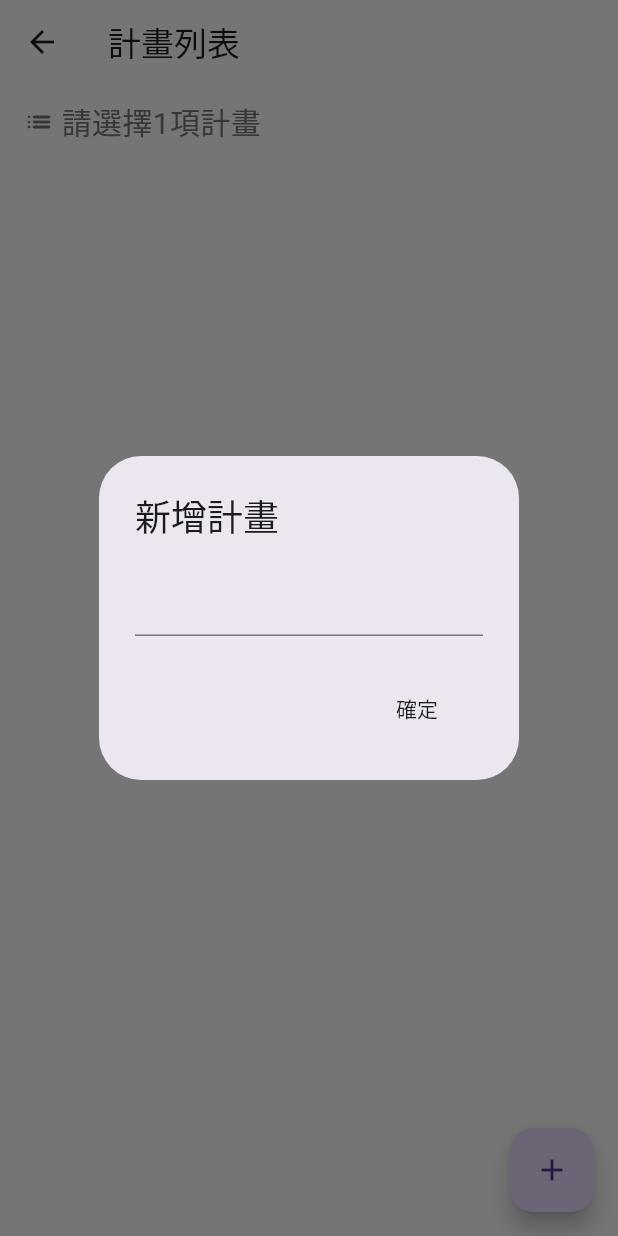
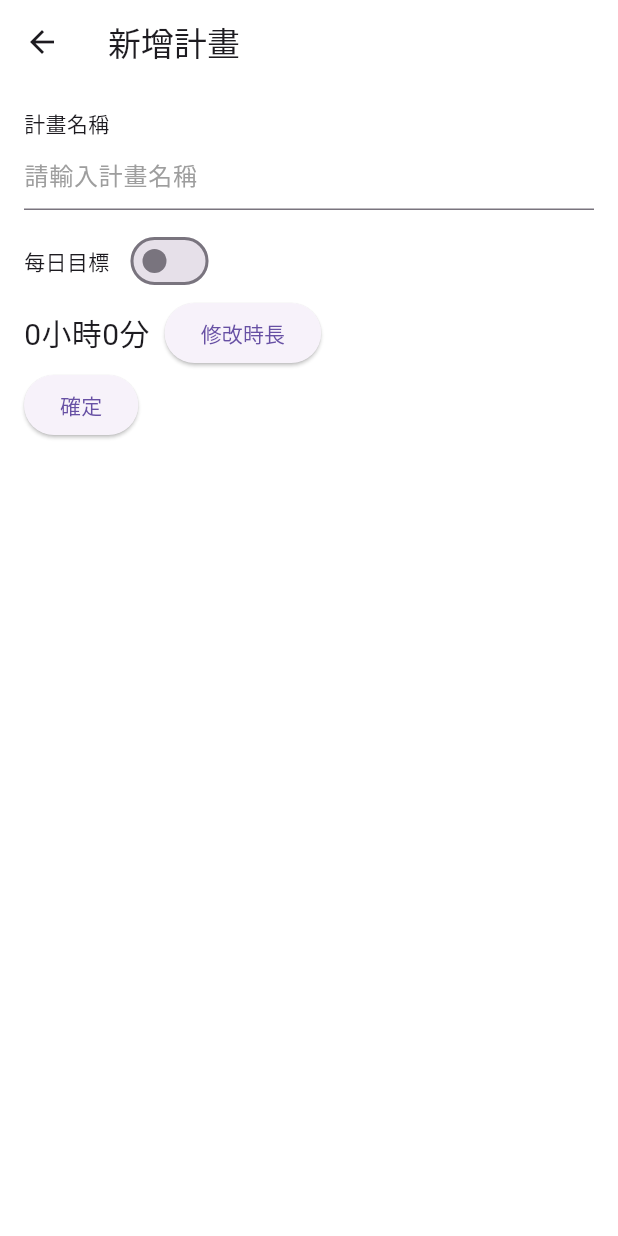
Before and after one commit to anne0714/time_diary, a Flutter app: the PlansListPage screen opened by its route, after a tap on the "add" icon, on a phone screen of 412 x 824 dp. Run offline on Flutter 3.47's test engine with Material 3 defaults, Android fonts, the phone set to English and light mode, and no system bars; our stand-ins replace isar; accounts and stored records are empty; generated files the repository leaves out were written again.

Commit message:
isGoal addPlanPage

```diff
--- a/hive/lib/main.dart
+++ b/hive/lib/main.dart
@@ -3,6 +3,7 @@ import 'package:Isar/models/timer.dart';
 import 'package:flutter/material.dart';
 import 'package:provider/provider.dart';
 import 'models/plan_db.dart';
+import 'pages/add_plan_page.dart';
 import 'pages/notes_pages.dart';
 import 'pages/plans_list_page.dart';
 
@@ -40,7 +41,8 @@ class MainApp extends StatelessWidget {
       home: NotesPage(),
       routes: {
         '/planslistpage': (context) => PlansListPage(),
-        '/notespage': (context) => NotesPage()
+        '/notespage': (context) => NotesPage(),
+        '/addplanpage': (context) => AddPlanPage(),
       },
     );
   }
--- a/hive/lib/models/plan.dart
+++ b/hive/lib/models/plan.dart
@@ -9,4 +9,7 @@ class Plan {
   // 自訂的計畫類別，裡面只有ID、文字兩種屬性
   Id id = Isar.autoIncrement; // 每增加1筆資料，ID會自動+1
   late String name; // 稍後才會得到資料的變數，前面要加late
+  late bool isGoal; // 是否有設定目標
+  late int hours; // 每日目標時數
+  late int mins; // 每日目標分鐘數
 }
--- /dev/null
+++ b/hive/lib/pages/add_plan_page.dart
@@ -0,0 +1,158 @@
+import 'package:flutter/cupertino.dart';
+import 'package:flutter/material.dart';
+import 'package:provider/provider.dart';
+import '../models/plan_db.dart';
+
+class AddPlanPage extends StatefulWidget {
+  const AddPlanPage({Key? key}) : super(key: key);
+  @override
+  _AddPlanPageState createState() => _AddPlanPageState();
+}
+
+class _AddPlanPageState extends State<AddPlanPage> {
+  late FocusNode myFocusNode;
+
+  @override
+  // 覆蓋AddPlanPage()的初始化方法
+  void initState() {
+    super.initState();
+
+    myFocusNode = FocusNode();
+  }
+
+  @override
+  void dispose() {
+    // Clean up the focus node when the Form is disposed.
+    myFocusNode.dispose();
+
+    super.dispose();
+  }
+
+  bool isGoal = false;
+  Duration goalDuration = Duration();
+  final TextEditingController textController = TextEditingController();
+
+  void selectTimeLength(BuildContext context) {
+    showCupertinoModalPopup(
+      context: context,
+      builder: (context) {
+        return Container(
+          height: 200,
+          color: Colors.white,
+          child: Column(
+            children: [
+              Expanded(
+                child: CupertinoTimerPicker(
+                  mode: CupertinoTimerPickerMode.hm,
+                  initialTimerDuration: goalDuration,
+                  // duration為選擇後的時間長度
+                  onTimerDurationChanged: (Duration duration) {
+                    setState(() {
+                      goalDuration = duration;
+                      isGoal = true;
+                    });
+                  },
+                ),
+              ),
+            ],
+          ),
+        );
+      },
+    );
+  }
+
+  @override
+  Widget build(BuildContext context) {
+    return Scaffold(
+      appBar: AppBar(
+        title: Text("新增計畫"),
+        backgroundColor: Colors.white,
+      ),
+      body: Padding(
+        padding: const EdgeInsets.all(16.0),
+        child: Column(
+          crossAxisAlignment: CrossAxisAlignment.start,
+          children: [
+            Text("計畫名稱"),
+            TextField(
+              // 提示輸入文字
+              decoration: new InputDecoration(
+                  hintText: "請輸入計畫名稱",
+                  hintStyle: TextStyle(color: Colors.grey[500])),
+              focusNode: myFocusNode,
+              controller: textController,
+            ),
+            SizedBox(height: 10),
+            GoalSwitch(
+              isGoal: isGoal,
+              onChanged: (value) {
+                // 如果不勾選每日目標，清空時間長度
+                if (value == false) {
+                  setState(() {
+                    isGoal = value;
+                    goalDuration = Duration();
+                  });
+                } else
+                  setState(() {
+                    isGoal = value;
+                    selectTimeLength(context);
+                  });
+              },
+            ),
+            Row(
+              crossAxisAlignment: CrossAxisAlignment.center,
+              children: [
+                Text(
+                  goalDuration.inHours.toString() +
+                      '小時' +
+                      (goalDuration.inMinutes % 60).toString() +
+                      '分',
+                  style: TextStyle(fontSize: 20),
+                ),
+                SizedBox(width: 10),
+                ElevatedButton(
+                    onPressed: () {
+                      selectTimeLength(context);
+                    },
+                    child: Text('修改時長')),
+              ],
+            ),
+            ElevatedButton(
+              onPressed: () {
+                int hours = goalDuration.inHours;
+                int mins = goalDuration.inMinutes % 60;
+                context
+                    .read<PlanDataBase>()
+                    .addPlan(textController.text, isGoal, hours, mins);
+                textController.clear();
+                Navigator.pop(context);
+              },
+              child: const Text("確定"),
+            ),
+          ],
+        ),
+      ),
+    );
+  }
+}
+
+class GoalSwitch extends StatelessWidget {
+  final bool isGoal;
+  final ValueChanged<bool> onChanged;
+
+  GoalSwitch({required this.isGoal, required this.onChanged});
+
+  @override
+  Widget build(BuildContext context) {
+    return Row(
+      children: [
+        Text("每日目標"),
+        SizedBox(width: 10),
+        Switch(
+          value: isGoal,
+          onChanged: onChanged,
+        ),
+      ],
+    );
+  }
+}
--- a/hive/lib/pages/notes_pages.dart
+++ b/hive/lib/pages/notes_pages.dart
@@ -16,6 +16,7 @@ class PlanNotifier extends ChangeNotifier {
     notifyListeners();
   }
 
+  // 目標計畫名稱
   String _planNameGoal = '計畫名稱';
 
   String get planNameGoal => _planNameGoal;
@@ -25,6 +26,7 @@ class PlanNotifier extends ChangeNotifier {
     notifyListeners();
   }
 
+  // 目標執行時間長度
   Duration _duration = Duration();
   Duration get duration => _duration;
 
```
Also changed, not shown: hive/lib/models/plan_db.dart (+6 -2 lines), hive/lib/pages/plans_list_page.dart (+140 -23 lines), hive/lib/models/plan.g.dart.
